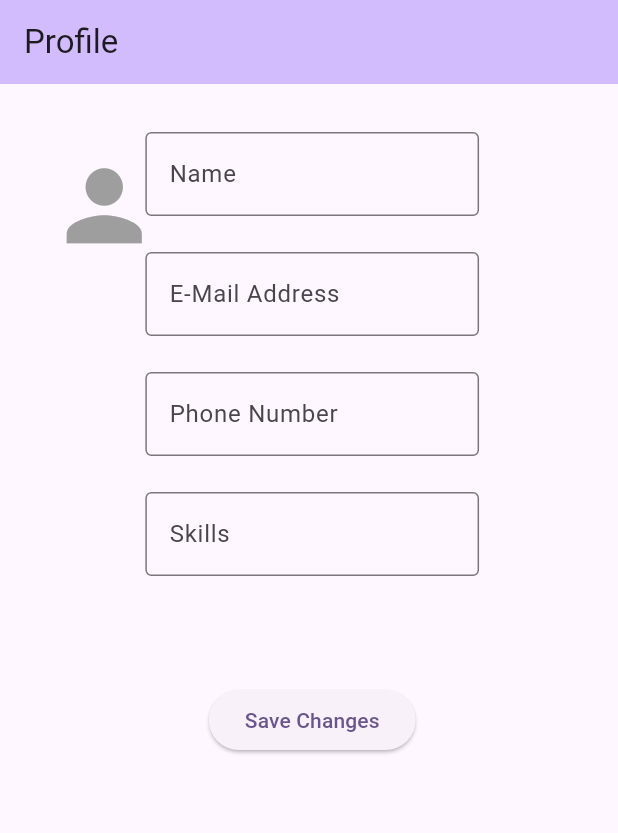
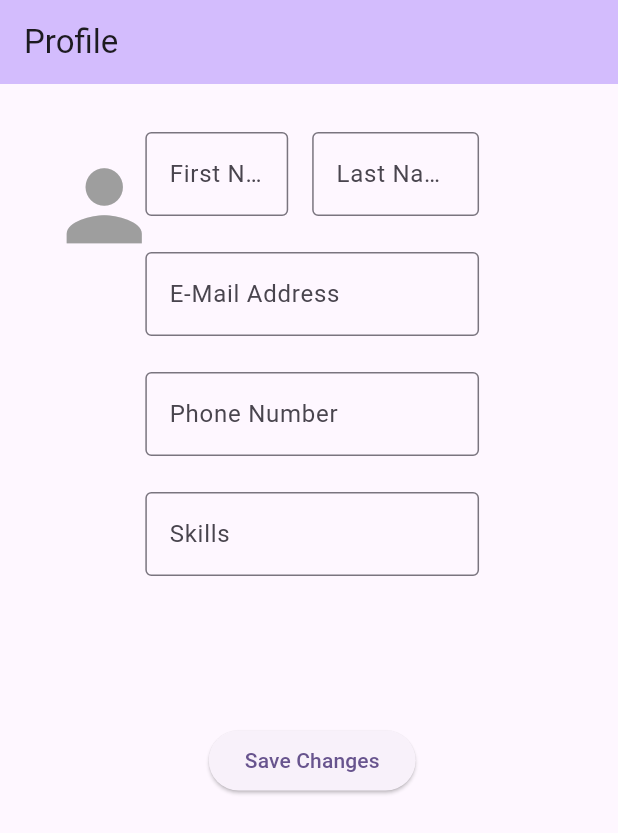
Before and after one commit to setap5d/coursework, a Flutter app: the screen it shows after launch, after a tap on "Save Changes", on a phone screen of 412 x 824 dp. Shown: the top 833 px of the screen. Run offline on Flutter 3.47's test engine with Material 3 defaults, Android fonts, the phone set to English and light mode, and no system bars.

Commit message:
err message and name update
user error message added, first and last name split

```diff
--- a/lib/profile.dart
+++ b/lib/profile.dart
@@ -9,10 +9,12 @@ class ProfilePage extends StatefulWidget {
 }
 
 class _ProfilePageState extends State<ProfilePage> {
-  String name = '';
+  String fName = '';
+  String lName = '';
   String email = '';
   String phoneNumber = '';
   String skills = '';
+  String errMessage = '';
 
   @override
   Widget build(BuildContext context) {
@@ -37,12 +39,15 @@ class _ProfilePageState extends State<ProfilePage> {
             Column(
               mainAxisSize: MainAxisSize.min,
               children: [
+                Row(
+                  children: [
                     Container(
                       height: 64,
-                  width: MediaQuery.of(context).size.width * 0.6 * 0.9,
+                      width: MediaQuery.of(context).size.width * 0.3 * 0.9,
+                      padding: EdgeInsets.only(right: 16),
                       child: TextFormField(
                         decoration: const InputDecoration(
-                      labelText: 'Name',
+                          labelText: 'First Name',
                           border: OutlineInputBorder(),
                         ),
                         // inputFormatters: [
@@ -53,10 +58,33 @@ class _ProfilePageState extends State<ProfilePage> {
                         // ],
                         onChanged: (value) {
                           setState(() {
-                        name = value;
+                            fName = value;
                           });
                         },
                       ),
+                    ),
+                    Container(
+                      height: 64,
+                      width: MediaQuery.of(context).size.width * 0.3 * 0.9,
+                      child: TextFormField(
+                        decoration: const InputDecoration(
+                          labelText: 'Last Name',
+                          border: OutlineInputBorder(),
+                        ),
+                        // inputFormatters: [
+                        //   FilteringTextInputFormatter.deny(
+                        //     RegExp(
+                        //         r"^[\w'\-,.][^0-9_!¡?÷?¿/\\+=@#$%ˆ&*(){}|~<>;:[\]]{70,}$"),
+                        //   ),
+                        // ],
+                        onChanged: (value) {
+                          setState(() {
+                            lName = value;
+                          });
+                        },
+                      ),
+                    ),
+                  ],
                 ),
                 SizedBox(height: 16),
                 Container(
@@ -106,7 +134,7 @@ class _ProfilePageState extends State<ProfilePage> {
                 ),
                 SizedBox(height: 16),
                 Container(
-                  height: 128,
+                  height: 100,
                   width: MediaQuery.of(context).size.width * 0.6 * 0.9,
                   child: TextFormField(
                     minLines: 1,
@@ -122,12 +150,19 @@ class _ProfilePageState extends State<ProfilePage> {
                     },
                   ),
                 ),
+                SizedBox(height: 16),
+                Text(
+                  errMessage,
+                  style: TextStyle(color: Colors.red, fontSize: 16),
+                ),
+                SizedBox(height: 16),
                 ElevatedButton(
                   child: Text('Save Changes'),
                   onPressed: () {
-                    checkInputs(name, email, phoneNumber, skills);
+                    checkInputs(fName, lName, email, phoneNumber, skills);
                   },
                 ),
+                SizedBox(height: 8),
               ],
             ),
           ],
@@ -135,10 +170,12 @@ class _ProfilePageState extends State<ProfilePage> {
       ),
     );
   }
-}
 
-void checkInputs(String name, String email, String phoneNumber, String skills) {
-  checkName(name);
+  void checkInputs(String fName, String lName, String email, String phoneNumber,
+      String skills) {
+    print('#' * 40);
+    errMessage = '';
+    checkName(fName, lName);
     checkEmail(email);
     checkPhoneNumber(phoneNumber);
     checkSkills(skills);
@@ -146,11 +183,13 @@ void checkInputs(String name, String email, String phoneNumber, String skills) {
     // query db here if all checks pass. otherwise show user error message
   }
 
-void checkName(String name) {
-  if (name.length >= 5 && name.length <= 20) {
-    print('Success! Name is between 5 and 20 characters.');
+  void checkName(String fName, String lName) {
+    if ((fName.length >= 2 && fName.length <= 20) &&
+        (lName.length >= 2 && lName.length <= 20)) {
+      print("Success! First and last name is between 2 and 20 characters.");
     } else {
-    print('Error! Name is not between 5 and 20 characters.');
+      errMessage =
+          'Error! First or last name is not between 2 and 20 characters.';
     }
   }
 
@@ -158,7 +197,7 @@ void checkEmail(String email) {
     if (email.contains('@') && email.contains('.')) {
       print('Success! Email contains @ and .');
     } else {
-    print('Error! Email does not contain @ and .');
+      errMessage = 'Error! Email does not contain @ and .';
     }
   }
 
@@ -166,7 +205,7 @@ void checkPhoneNumber(String phoneNumber) {
     if (phoneNumber.length == 10) {
       print('Success! Phone number is 10 digits long.');
     } else {
-    print('Error! Phone number is not 10 digits long.');
+      errMessage = 'Error! Phone number is not 10 digits long.';
     }
   }
 
@@ -174,10 +213,10 @@ void checkSkills(String skills) {
     if (skills.length >= 10 && skills.length <= 100) {
       print('Success! Skills are between 10 and 100 characters.');
     } else {
-    print('Error! Skills are not between 10 and 100 characters.');
+      errMessage = 'Error! Skills are not between 10 and 100 characters.';
     }
   }
-
+}
 
 /*
 
```
Lines whose indentation alone changed are shown as unchanged.
